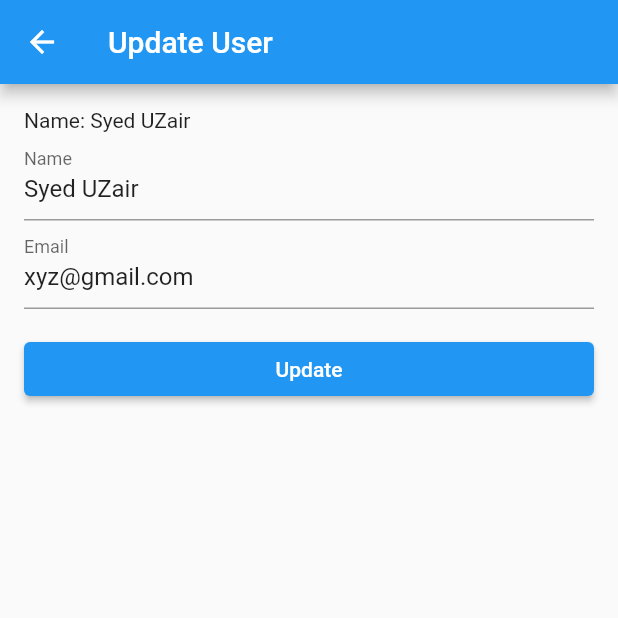
After one commit to syeduzairdev/riverpod_get_list, a Flutter app: the screen it shows after launch, after a tap on "Syed UZair", on a phone screen of 412 x 824 dp, the top half of it. The commit adds this screen. Run offline on Flutter 3.47's test engine with Material 2 defaults, Android fonts, the phone set to English and light mode, and no system bars; our stand-ins replace flutter_riverpod.

Commit message:
FIXED: update data from riverpod using dummy json

```diff
--- a/lib/controller/user_controller.dart
+++ b/lib/controller/user_controller.dart
@@ -12,7 +12,31 @@ final usersRepositoryProvider = Provider<UsersRepository>((ref) {
 //We're using the watch method to get an instance of the UsersRepository class and calling the getUsers method to get the data.
 
 //You can then use the usersProvider provider in your widgets to display the data from the API.
+//get all user
 final usersProvider = FutureProvider<List<User>>((ref) async {
   final repository = ref.watch(usersRepositoryProvider);
   return repository.getUser();
 });
+//get user by user id
+final GetUserProvider = FutureProvider.family<User?, int>((ref, id) async {
+  final repository = ref.watch(usersRepositoryProvider);
+  return repository.getUserById(id);
+});
+//update user
+final updateUserProvider =
+    FutureProvider.family<User?, User>((ref, user) async {
+  final repository = ref.watch(usersRepositoryProvider);
+  return repository.updateUser(user);
+});
+//delete user
+final deleteUserProvider =
+    FutureProvider.family<User?, User>((ref, user) async {
+  final repository = ref.watch(usersRepositoryProvider);
+  return repository.deleteUser(user);
+});
+//create user
+final createUserProvider =
+    FutureProvider.family<User?, User>((ref, user) async {
+  final repository = ref.watch(usersRepositoryProvider);
+  return repository.createUser(user);
+});
--- a/lib/main.dart
+++ b/lib/main.dart
@@ -1,6 +1,6 @@
 import 'package:flutter/material.dart';
 import 'package:flutter_riverpod/flutter_riverpod.dart';
-import 'package:riverpod_crud/screen/homepage.dart';
+import 'package:riverpod_crud/screen/homepage/homepage.dart';
 
 void main() {
   runApp(const MyApp());
--- a/lib/model/user_model.dart
+++ b/lib/model/user_model.dart
@@ -2,6 +2,7 @@ class User {
   final int id;
   final String name;
   final String email;
+
 
   User({
     required this.id,
--- a/lib/repository/user_repository.dart
+++ b/lib/repository/user_repository.dart
@@ -6,18 +6,36 @@ import '../model/user_model.dart';
 //we parse the response body into a list of User
 
 class UsersRepository {
-  // final String _baseUrl = 'https://jsonplaceholder.typicode.com';
-
-  // Future<List<User>> getUsers() async {
-  //   final response = await http.get(Uri.parse('$_baseUrl/users'));
-  //   if (response.statusCode == 200) {
-  //     final jsonList = json.decode(response.body) as List<dynamic>;
-  //     return jsonList.map((json) => User.fromJson(json)).toList();
-  //   } else {
-  //     throw Exception('Failed to load users');
-  //   }
-  // }
+  //get all user
   List<User> getUser() {
     return UsersJson.map((json) => User.fromJson(json)).toList();
   }
+
+  //get user by user id
+  getUserById(int id) {
+    return UsersJson.map((json) => User.fromJson(json))
+        .toList()
+        .firstWhere((element) => element.id == id);
+  }
+
+//update user
+  updateUser(User user) {
+    return UsersJson.map((json) => User.fromJson(json))
+        .toList()
+        .firstWhere((element) => element.id == user.id);
+  }
+
+  //create user
+  createUser(User user) {
+    return UsersJson.map((json) => User.fromJson(json))
+        .toList()
+        .firstWhere((element) => element.id == user.id);
+  }
+
+  //delete user
+  deleteUser(User user) {
+    return UsersJson.map((json) => User.fromJson(json))
+        .toList()
+        .firstWhere((element) => element.id == user.id);
+  }
 }
--- a/lib/screen/homepage.dart
+++ b/lib/screen/homepage/homepage.dart
@@ -2,12 +2,20 @@ import 'package:flutter/material.dart';
 import 'package:riverpod_crud/controller/user_controller.dart';
 import 'package:flutter_riverpod/flutter_riverpod.dart';
 
-class Homepage extends ConsumerWidget {
+import '../update_user/update_user.dart';
+
+class Homepage extends ConsumerStatefulWidget {
   const Homepage({super.key});
 
   @override
-  Widget build(BuildContext context, WidgetRef ref) {
+  ConsumerState<ConsumerStatefulWidget> createState() => _HomepageState();
+}
+
+class _HomepageState extends ConsumerState<Homepage> {
+  @override
+  Widget build(BuildContext context) {
     final usersState = ref.watch(usersProvider);
+
     return Scaffold(
       appBar: AppBar(
         title: const Text('Riverpod CRUD'),
@@ -18,9 +26,21 @@ class Homepage extends ConsumerWidget {
             itemCount: users.length,
             itemBuilder: (context, index) {
               final user = users[index];
-              return ListTile(
-                title: Text(user.name),
-                subtitle: Text(user.email),
+              return InkWell(
+                onTap: () {
+                  Navigator.push(
+                    context,
+                    MaterialPageRoute(
+                      builder: (context) => UserUpdateScreen(
+                        user: user,
+                      ),
+                    ),
+                  );
+                },
+                child: ListTile(
+                  title: Text(user.name),
+                  subtitle: Text(user.email),
+                ),
               );
             },
           );
--- /dev/null
+++ b/lib/screen/update_user/update_user.dart
@@ -0,0 +1,125 @@
+import 'package:flutter/foundation.dart';
+import 'package:flutter/material.dart';
+import 'package:flutter_riverpod/flutter_riverpod.dart';
+import 'package:riverpod_crud/screen/homepage/homepage.dart';
+
+import '../../controller/user_controller.dart';
+import '../../model/user_model.dart';
+import '../../repository/user_repository.dart';
+
+// ignore: must_be_immutable
+class UserUpdateScreen extends ConsumerStatefulWidget {
+  User user;
+
+  UserUpdateScreen({
+    super.key,
+    required this.user,
+  });
+
+  @override
+  ConsumerState<ConsumerStatefulWidget> createState() =>
+      _UserUpdateScreenState();
+}
+
+class _UserUpdateScreenState extends ConsumerState<UserUpdateScreen> {
+  final _formKey = GlobalKey<FormState>();
+  late TextEditingController _nameController;
+  late TextEditingController _emailController;
+  @override
+  void initState() {
+    super.initState();
+    _nameController = TextEditingController(text: widget.user.name);
+    _emailController = TextEditingController(text: widget.user.email);
+  }
+
+  @override
+  void dispose() {
+    _nameController.dispose();
+    _emailController.dispose();
+    super.dispose();
+  }
+
+  @override
+  Widget build(BuildContext context) {
+    //get user by id
+    final user = ref.watch(GetUserProvider(widget.user.id));
+    //get all user
+
+    return Scaffold(
+      appBar: AppBar(
+        title: const Text('Update User'),
+      ),
+      body: Padding(
+        padding: const EdgeInsets.all(16.0),
+        child: Form(
+          key: _formKey,
+          child: Column(
+            crossAxisAlignment: CrossAxisAlignment.stretch,
+            children: [
+              //get user by id
+              user.when(
+                data: (data) => Text('Name: ${data?.name ?? ''}'),
+                loading: () => const CircularProgressIndicator(),
+                error: (error, stackTrace) => Text('Error: $error'),
+              ),
+              //update user
+              TextFormField(
+                controller: _nameController,
+                decoration: const InputDecoration(labelText: 'Name'),
+                validator: (value) {
+                  if (value == null || value.isEmpty) {
+                    return 'Please enter a name';
+                  }
+                  return null;
+                },
+              ),
+              TextFormField(
+                controller: _emailController,
+                decoration: const InputDecoration(labelText: 'Email'),
+                validator: (value) {
+                  if (value == null || value.isEmpty) {
+                    return 'Please enter an email';
+                  }
+                  return null;
+                },
+              ),
+              const SizedBox(height: 16),
+              ElevatedButton(
+                onPressed: _updateUser,
+                child: const Text('Update'),
+              ),
+            ],
+          ),
+        ),
+      ),
+    );
+  }
+
+  void _updateUser() async {
+    final userRepository = ref.read(usersRepositoryProvider);
+
+    if (_formKey.currentState!.validate()) {
+      final user = User(
+        id: widget.user.id,
+        name: _nameController.text,
+        email: _emailController.text,
+      );
+
+      try {
+        await userRepository.updateUser(user);
+
+        Navigator.pop(context);
+      } catch (e) {
+        if (kDebugMode) {
+          print('Error updating user: $e');
+        }
+        // Show error message to the user
+        ScaffoldMessenger.of(context).showSnackBar(
+          const SnackBar(
+            content: Text('Error updating user. Please try again.'),
+          ),
+        );
+      }
+    }
+  }
+}
```
